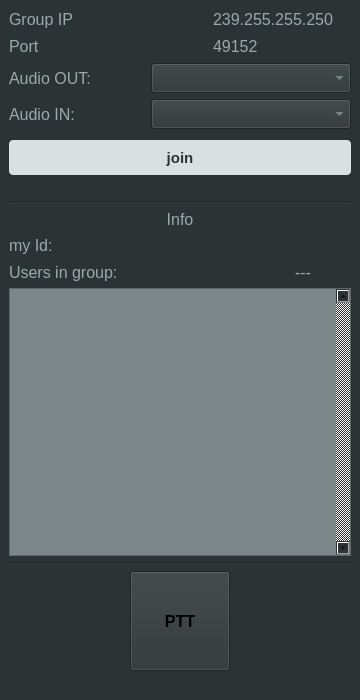
The window that audio_multicast/mainwindow.ui (fquad/AudioMulticast) describes before a commit, drawn with Qt 5.
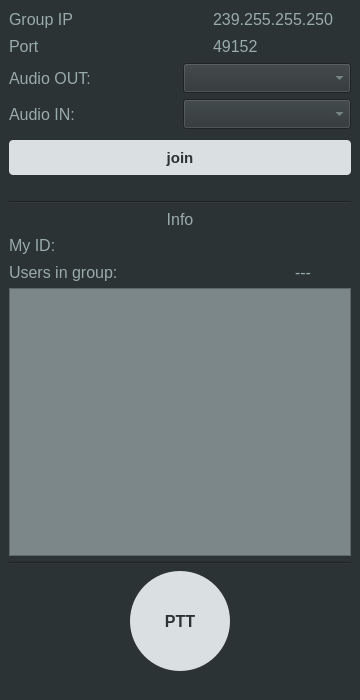
The same window after the commit.

```diff
--- a/audio_multicast/mainwindow.ui
+++ b/audio_multicast/mainwindow.ui
@@ -165,7 +165,7 @@
        <widget class="QComboBox" name="gui_audio_output_box">
         <property name="minimumSize">
          <size>
-          <width>200</width>
+          <width>0</width>
           <height>30</height>
          </size>
         </property>
@@ -212,7 +212,7 @@
        <widget class="QComboBox" name="gui_audio_input_box">
         <property name="minimumSize">
          <size>
-          <width>200</width>
+          <width>0</width>
           <height>30</height>
          </size>
         </property>
@@ -341,7 +341,7 @@
              <string notr="true">color: rgb(153, 170, 171);</string>
             </property>
             <property name="text">
-             <string>my Id:</string>
+             <string>My ID:</string>
             </property>
            </widget>
           </item>
@@ -449,7 +449,7 @@
              <number>0</number>
             </property>
             <property name="verticalScrollBarPolicy">
-             <enum>Qt::ScrollBarAlwaysOn</enum>
+             <enum>Qt::ScrollBarAsNeeded</enum>
             </property>
             <property name="horizontalScrollBarPolicy">
              <enum>Qt::ScrollBarAlwaysOff</enum>
@@ -517,7 +517,17 @@
          </font>
         </property>
         <property name="styleSheet">
-         <string notr="true"/>
+         <string notr="true">QPushButton{
+	 border-radius:50px;
+	 color: rgb(44, 51, 53);
+	 background-color: rgb(218, 224, 226);
+ }
+
+QPushButton:pressed {
+     background-color: rgb(123, 135, 136);
+ }
+
+</string>
         </property>
         <property name="text">
          <string>PTT</string>
```
Left out of the diff: 22 changed lines with no effect on the pictures.
